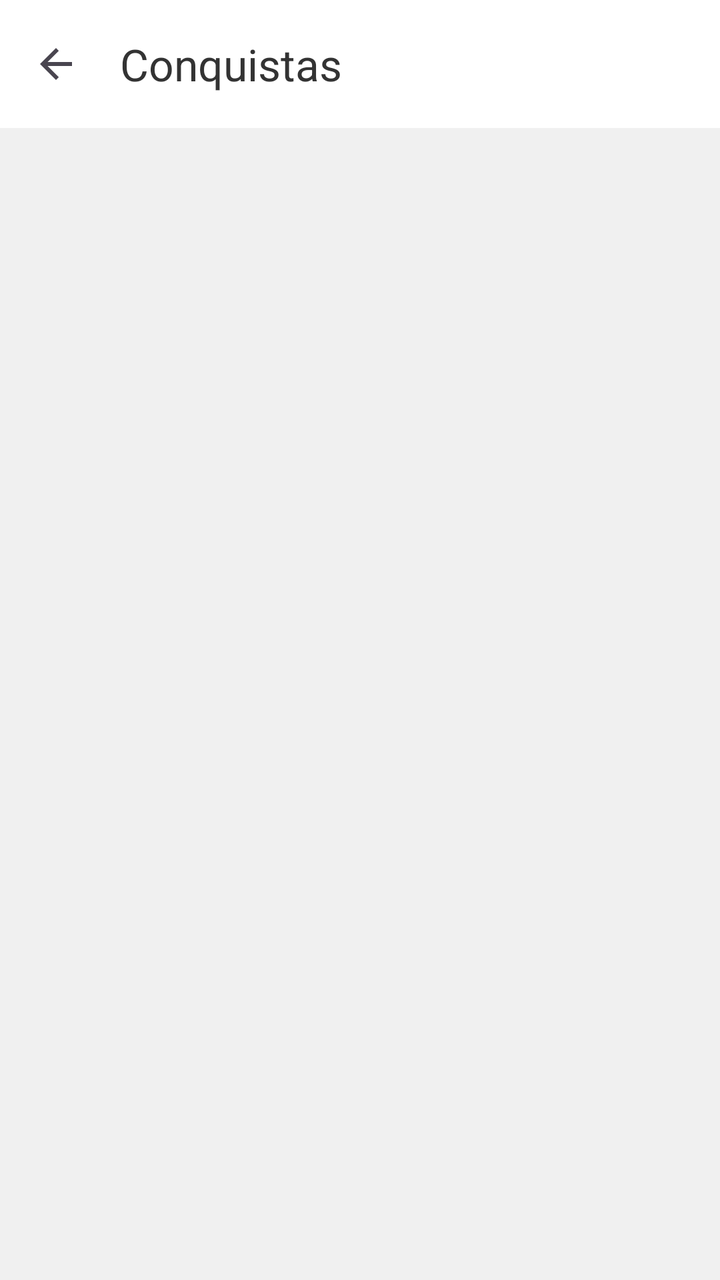
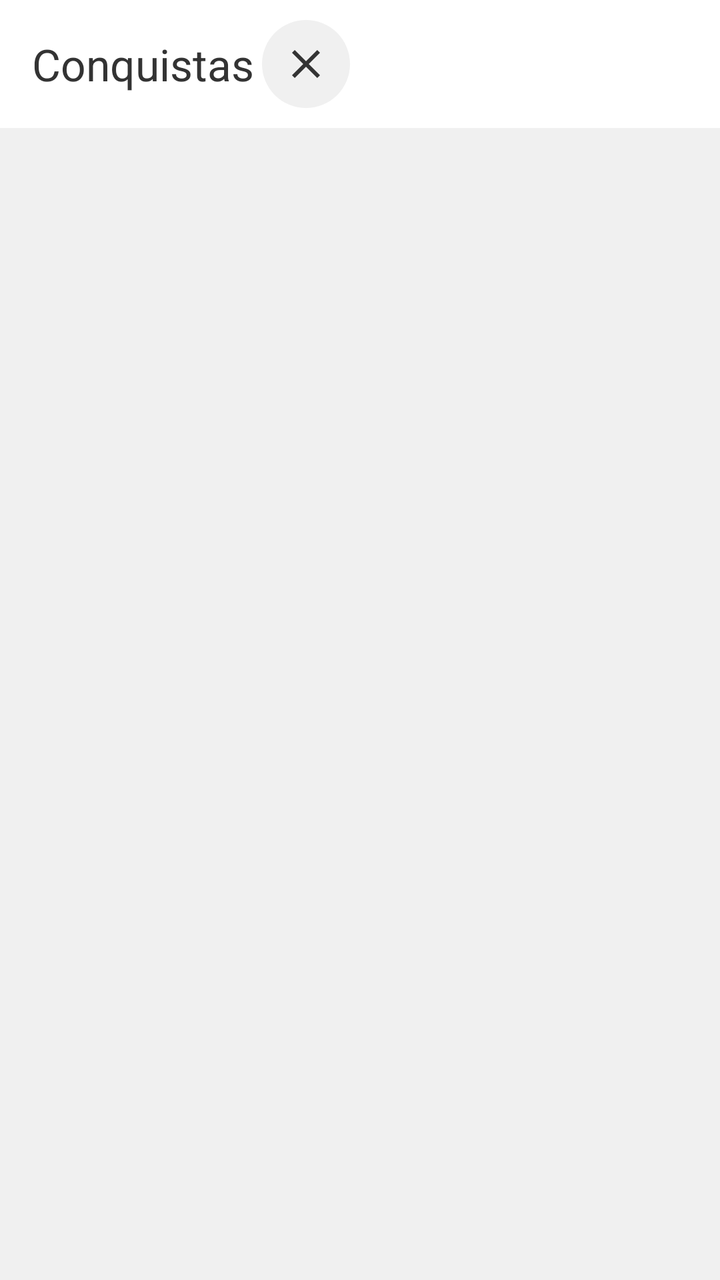

Before-and-after screenshots of an Android layout around one commit, followed by the original layout XML and the change that was made.
<!-- AndroidManifest.xml: application theme Theme.Zelda64Player -->
<!-- res/layout/activity_achievements.xml -->
<?xml version="1.0" encoding="utf-8"?>
<LinearLayout xmlns:android="http://schemas.android.com/apk/res/android"
    xmlns:app="http://schemas.android.com/apk/res-auto"
    android:layout_width="match_parent"
    android:layout_height="match_parent"
    android:background="@color/switch_bg"
    android:orientation="vertical">

    <androidx.appcompat.widget.Toolbar
        android:id="@+id/achievements_toolbar"
        android:layout_width="match_parent"
        android:layout_height="?attr/actionBarSize"
        android:background="@color/switch_panel"
        app:navigationIcon="?attr/homeAsUpIndicator"
        app:navigationIconTint="@color/switch_text_primary"
        app:title="@string/achievements_title"
        app:titleTextColor="@color/switch_text_primary" />

    <LinearLayout
        android:id="@+id/achievements_header"
        android:layout_width="match_parent"
        android:layout_height="wrap_content"
        android:layout_marginStart="16dp"
        android:layout_marginTop="12dp"
        android:layout_marginEnd="16dp"
        android:background="@drawable/shape_card"
        android:orientation="horizontal"
        android:padding="16dp"
        android:visibility="gone">

        <ImageView
            android:id="@+id/achievements_game_badge"
            android:layout_width="64dp"
            android:layout_height="64dp"
            android:importantForAccessibility="no"
            android:scaleType="fitCenter" />

        <LinearLayout
            android:layout_width="0dp"
            android:layout_height="wrap_content"
            android:layout_marginStart="12dp"
            android:layout_weight="1"
            android:orientation="vertical">

            <TextView
                android:id="@+id/achievements_game_title"
                android:layout_width="match_parent"
                android:layout_height="wrap_content"
                android:textColor="@color/color_on_surface"
                android:textSize="17sp"
                android:textStyle="bold" />

            <TextView
                android:id="@+id/achievements_progress_summary"
                android:layout_width="match_parent"
                android:layout_height="wrap_content"
                android:layout_marginTop="4dp"
                android:textColor="@color/color_on_surface_variant"
                android:textSize="13sp" />
        </LinearLayout>
    </LinearLayout>

    <TextView
        android:id="@+id/achievements_message"
        android:layout_width="match_parent"
        android:layout_height="wrap_content"
        android:layout_marginStart="24dp"
        android:layout_marginTop="32dp"
        android:layout_marginEnd="24dp"
        android:gravity="center"
        android:textColor="@color/color_on_surface_variant"
        android:textSize="14sp"
        android:visibility="gone" />

    <androidx.recyclerview.widget.RecyclerView
        android:id="@+id/achievements_list"
        android:layout_width="match_parent"
        android:layout_height="0dp"
        android:layout_marginTop="8dp"
        android:layout_weight="1"
        android:clipToPadding="false"
        android:paddingBottom="16dp" />
</LinearLayout>
<!-- resources referenced by this layout -->
<resources>
  <color name="color_on_surface">#333333</color>
  <color name="color_on_surface_variant">#666666</color>
  <color name="switch_bg">#F0F0F0</color>
  <color name="switch_panel">#FFFFFF</color>
  <color name="switch_text_primary">#333333</color>
  <!-- drawable shape_card (drawable) -->
  <?xml version="1.0" encoding="utf-8"?>
  <shape xmlns:android="http://schemas.android.com/apk/res/android"
      android:shape="rectangle">
      <solid android:color="@color/color_surface_container" />
      
      <corners android:radius="@dimen/switch_card_corner_radius" />
  </shape>
  <string name="achievements_title">Conquistas</string>
  <color name="color_surface_container">#FFFFFF</color>
  <dimen name="switch_card_corner_radius">5dp</dimen>
  <color name="color_primary">#00BCD4</color>
  <color name="color_on_primary">#FFFFFF</color>
  <color name="color_secondary">#FFA000</color>
  <color name="color_on_secondary">#FFFFFF</color>
  <color name="color_error">#B3261E</color>
  <color name="color_on_error">#FFFFFF</color>
  <color name="switch_text_secondary">#666666</color>
  <style name="Theme.Zelda64Player.BottomSheet" parent="Theme.Material3.DayNight.NoActionBar">
          <item name="android:windowIsFloating">false</item>
          <item name="android:windowBackground">@android:color/transparent</item>
          <item name="android:windowAnimationStyle">@style/StoreBottomSheetAnimation</item>
          <item name="bottomSheetStyle">@style/Widget.Zelda.BottomSheet</item>
      </style>
  <style name="StoreBottomSheetAnimation">
          <item name="android:windowEnterAnimation">@anim/slide_in_up</item>
          <item name="android:windowExitAnimation">@anim/slide_out_down</item>
      </style>
  <style name="Widget.Zelda.BottomSheet" parent="Widget.Material3.BottomSheet">
          <item name="backgroundTint">@android:color/transparent</item>
          <item name="android:background">@android:color/transparent</item>
      </style>
  <!-- unchanged entries left out for length: 1 -->
</resources>

<!-- the commit's change to res/layout/activity_achievements.xml (unified diff, before → after) -->
@@ -11,10 +11,16 @@
         android:layout_width="match_parent"
         android:layout_height="?attr/actionBarSize"
         android:background="@color/switch_panel"
-        app:navigationIcon="?attr/homeAsUpIndicator"
-        app:navigationIconTint="@color/switch_text_primary"
         app:title="@string/achievements_title"
-        app:titleTextColor="@color/switch_text_primary" />
+        app:titleTextColor="@color/switch_text_primary">
+
+        <include
+            android:id="@+id/achievements_back"
+            layout="@layout/switch_back_button"
+            android:layout_width="@dimen/icon_button_size"
+            android:layout_height="@dimen/icon_button_size"
+            android:layout_gravity="start|center_vertical" />
+    </androidx.appcompat.widget.Toolbar>
 
     <LinearLayout
         android:id="@+id/achievements_header"
@@ -81,3 +87,14 @@
         android:clipToPadding="false"
         android:paddingBottom="16dp" />
 </LinearLayout>
+<!-- res/layout/switch_back_button.xml (included above) -->
+<?xml version="1.0" encoding="utf-8"?>
+<ImageButton xmlns:android="http://schemas.android.com/apk/res/android"
+    android:id="@+id/back_button"
+    android:layout_width="@dimen/icon_button_size"
+    android:layout_height="@dimen/icon_button_size"
+    android:background="@drawable/bg_icon_button"
+    android:src="@drawable/ic_close"
+    android:tint="@color/switch_text_primary"
+    android:scaleType="centerInside"
+    android:contentDescription="@string/back_button" />
<!-- resource entries referenced after the edit -->
@@ -5,6 +5,28 @@
   <color name="switch_bg">#F0F0F0</color>
   <color name="switch_panel">#FFFFFF</color>
   <color name="switch_text_primary">#333333</color>
+  <dimen name="icon_button_size">44dp</dimen>
+  <!-- drawable bg_icon_button (drawable) -->
+  <?xml version="1.0" encoding="utf-8"?>
+  <ripple xmlns:android="http://schemas.android.com/apk/res/android"
+      android:color="?attr/colorControlHighlight">
+      <item>
+          <shape android:shape="oval">
+              <solid android:color="@color/color_surface_container_high" />
+          </shape>
+      </item>
+  </ripple>
+  <!-- drawable ic_close (drawable) -->
+  <vector xmlns:android="http://schemas.android.com/apk/res/android"
+      android:width="24dp"
+      android:height="24dp"
+      android:viewportWidth="24"
+      android:viewportHeight="24"
+      android:tint="?attr/colorOnSurface">
+      <path
+          android:fillColor="@android:color/white"
+          android:pathData="M19,6.41L17.59,5 12,10.59 6.41,5 5,6.41 10.59,12 5,17.59 6.41,19 12,13.41 17.59,19 19,17.59 13.41,12z" />
+  </vector>
   <!-- drawable shape_card (drawable) -->
   <?xml version="1.0" encoding="utf-8"?>
   <shape xmlns:android="http://schemas.android.com/apk/res/android"
@@ -14,6 +36,8 @@
       <corners android:radius="@dimen/switch_card_corner_radius" />
   </shape>
   <string name="achievements_title">Conquistas</string>
+  <string name="back_button">Voltar</string>
+  <color name="color_surface_container_high">#F0F0F0</color>
   <color name="color_surface_container">#FFFFFF</color>
   <dimen name="switch_card_corner_radius">5dp</dimen>
   <color name="color_primary">#00BCD4</color>
